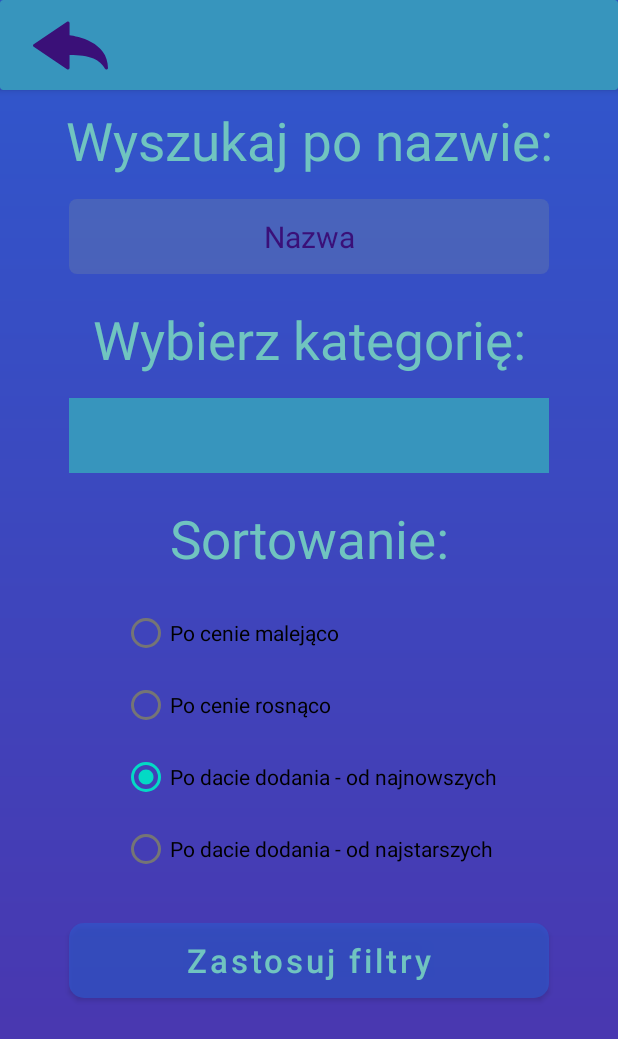
After one commit to MichalPolak01/PCMarket, an Android app: the Filtration screen opened directly, with no data from a screen before it, on a phone screen of 412 x 824 dp. The commit adds this screen. Shown: the top 1039 px of the screen. Run offline under Robolectric (Android 15) with nearby library versions, the phone set to English and light mode, and no system bars.

Commit message:
Utworzenie wyglądu i funkcji filtrowania przedmiotów

```diff
--- /dev/null
+++ b/app/src/main/java/com/example/pcmarket/Filtration.java
@@ -0,0 +1,123 @@
+package com.example.pcmarket;
+
+import android.content.Intent;
+import android.os.Bundle;
+import android.view.View;
+import android.widget.AdapterView;
+import android.widget.ArrayAdapter;
+import android.widget.Button;
+import android.widget.EditText;
+import android.widget.ImageButton;
+import android.widget.RadioButton;
+import android.widget.RadioGroup;
+import android.widget.Spinner;
+
+import androidx.appcompat.app.AppCompatActivity;
+
+public class Filtration extends AppCompatActivity {
+
+    RadioGroup radioGroup;
+    RadioButton radioButton;
+    Button applyFilters;
+    EditText name;
+
+    String checkedCategory="";
+
+    @Override
+    protected void onCreate(Bundle savedInstanceState) {
+        super.onCreate(savedInstanceState);
+        setContentView(R.layout.activity_filtration);
+
+        selector();
+
+        radioGroup = findViewById(R.id.radioGroup);
+
+        applyFilters = findViewById(R.id.applyFilters);
+        applyFilters.setOnClickListener(new View.OnClickListener() {
+            @Override
+            public void onClick(View v) {
+                int radioID = radioGroup.getCheckedRadioButtonId();
+                radioButton = findViewById(radioID);
+                String option = String.valueOf(radioButton.getText());
+                String orderBy = checkedOption(option);
+
+                name = findViewById(R.id.name);
+                String nameValue = name.getText().toString();
+
+                String whereName = "";
+                String whereCategory = "";
+                String where = "";
+                if(nameValue.length() > 0 || checkedCategory.length() > 0) {
+
+                    if(nameValue.length() > 0) {
+                        whereName = " nazwa like \'%"+nameValue+"%\'";
+                    }
+                    if(checkedCategory.length() > 0) {
+                        whereCategory = " kategoria like \'"+checkedCategory+"\'";
+                    }
+                    where = " WHERE"+ whereName+""+whereCategory;
+                }
+
+                String query = where+""+orderBy;
+
+
+                Intent intent = new Intent(Filtration.this, MainActivity.class);
+                intent.putExtra("query", query);
+                startActivity(intent);
+            }
+        });
+
+        ImageButton back = findViewById(R.id.back);
+        back.setOnClickListener(new View.OnClickListener() {
+            @Override
+            public void onClick(View v) {
+                Intent intent = new Intent(Filtration.this, MainActivity.class);
+                intent.putExtra("query", "");
+                startActivity(intent);
+            }
+        });
+    }
+
+    private void selector() {
+        String[] category = {"", "Laptop", "Monitor", "Procesor", "Karta graficzna", "Płyta główna", "Pamięć RAM", "Dysk SSD",
+                "Obudowa komputerowa", "Słuchawki", "Mysz", "Klawiatura", "Mikrofon", "Głośniki", "Router", "Kamera", "Inne"};
+
+        Spinner spinner;
+        spinner = findViewById(R.id.selector);
+
+        ArrayAdapter<String> adapter = new ArrayAdapter<String>(Filtration.this, android.R.layout.simple_spinner_item, category);
+        adapter.setDropDownViewResource(android.R.layout.simple_spinner_dropdown_item);
+        spinner.setAdapter(adapter);
+
+        spinner.setOnItemSelectedListener(new AdapterView.OnItemSelectedListener() {
+            @Override
+            public void onItemSelected(AdapterView<?> parent, View view, int position, long id) {
+                checkedCategory = parent.getItemAtPosition(position).toString();
+            }
+
+            @Override
+            public void onNothingSelected(AdapterView<?> parent) {
+
+            }
+        });
+    }
+
+    private String checkedOption(String option) {
+        String orderBy ="";
+        switch (option) {
+            case "Po cenie malejąco":
+                orderBy = " ORDER BY cena DESC";
+                break;
+            case "Po cenie rosnąco":
+                orderBy = " ORDER BY cena ASC";
+                break;
+            case "Po dacie dodania - od najnowszych":
+                orderBy = " ORDER BY data_dodania DESC";
+                break;
+            case "Po dacie dodania - od najstarszych":
+                orderBy = " ORDER BY data_dodania ASC";
+                break;
+        }
+        return orderBy;
+    }
+}
--- a/app/src/main/java/com/example/pcmarket/Login.java
+++ b/app/src/main/java/com/example/pcmarket/Login.java
@@ -1,7 +1,4 @@
 package com.example.pcmarket;
-
-import androidx.appcompat.app.ActionBar;
-import androidx.appcompat.app.AppCompatActivity;
 
 import android.content.Intent;
 import android.os.Bundle;
@@ -11,7 +8,8 @@ import android.widget.Button;
 import android.widget.TextView;
 import android.widget.Toast;
 
-import java.sql.Connection;
+import androidx.appcompat.app.AppCompatActivity;
+
 import java.sql.ResultSet;
 
 public class Login extends AppCompatActivity {
--- a/app/src/main/java/com/example/pcmarket/MyViewHolder.java
+++ b/app/src/main/java/com/example/pcmarket/MyViewHolder.java
@@ -1,6 +1,7 @@
 package com.example.pcmarket;
 
 import android.view.View;
+import android.widget.ImageButton;
 import android.widget.ImageView;
 import android.widget.TextView;
 
@@ -13,6 +14,7 @@ public class MyViewHolder extends RecyclerView.ViewHolder {
     TextView productName;
     TextView productMark;
     TextView productPrice;
+    ImageButton addToBasket;
 
 
     public MyViewHolder(@NonNull View itemView, RecyclerViewInterface recyclerViewInterface) {
@@ -22,5 +24,6 @@ public class MyViewHolder extends RecyclerView.ViewHolder {
         productName = itemView.findViewById(R.id.name);
         productMark = itemView.findViewById(R.id.mark);
         productPrice = itemView.findViewById(R.id.price);
+        addToBasket = itemView.findViewById(R.id.shoppingBasket);
     }
 }
--- a/app/src/main/java/com/example/pcmarket/ProductDetails.java
+++ b/app/src/main/java/com/example/pcmarket/ProductDetails.java
@@ -17,8 +17,6 @@ import java.util.ArrayList;
 import java.util.List;
 
 public class ProductDetails extends AppCompatActivity {
-
-
 
     @Override
     protected void onCreate(Bundle savedInstanceState) {
@@ -57,7 +55,6 @@ public class ProductDetails extends AppCompatActivity {
                 // Do zrobienia!
             }
         });
-
     }
 
     private List<Item> showProduct(String productID) {
--- /dev/null
+++ b/app/src/main/res/layout/activity_filtration.xml
@@ -0,0 +1,135 @@
+<?xml version="1.0" encoding="utf-8"?>
+<androidx.constraintlayout.widget.ConstraintLayout xmlns:android="http://schemas.android.com/apk/res/android"
+    xmlns:app="http://schemas.android.com/apk/res-auto"
+    xmlns:tools="http://schemas.android.com/tools"
+    android:layout_width="match_parent"
+    android:layout_height="match_parent"
+    tools:context=".Filtration"
+    android:background="@drawable/background">
+
+        <androidx.cardview.widget.CardView
+            android:id="@+id/toolbar"
+            android:layout_width="match_parent"
+            android:layout_height="60dp"
+            android:layout_marginBottom="5dp"
+            app:cardBackgroundColor="@color/teal"
+            app:cardElevation="3dp"
+            app:contentPadding="4dp"
+            app:layout_constraintLeft_toLeftOf="parent"
+            app:layout_constraintTop_toTopOf="parent" >
+
+            <ImageButton
+                android:id="@+id/back"
+                android:layout_width="75dp"
+                android:layout_height="60dp"
+                android:layout_marginLeft="5dp"
+                android:background="@null"
+                android:layout_gravity="left|center"
+                app:srcCompat="@drawable/back_arrow_svgrepo_com" />
+
+
+        </androidx.cardview.widget.CardView>
+
+        <TextView
+            android:id="@+id/filteringByName"
+            android:layout_width="wrap_content"
+            android:layout_height="wrap_content"
+            android:layout_marginTop="10dp"
+            android:text="Wyszukaj po nazwie:"
+            android:textSize="35dp"
+            android:textColor="@color/cyan"
+            app:layout_constraintStart_toStartOf="parent"
+            app:layout_constraintEnd_toEndOf="parent"
+            app:layout_constraintTop_toBottomOf="@id/toolbar" />
+
+        <EditText
+            android:id="@+id/name"
+            android:layout_marginTop="15dp"
+            style="@style/input"
+            android:hint="Nazwa"
+            android:textAlignment="center"
+            android:inputType="textEmailAddress"
+            app:layout_constraintEnd_toEndOf="parent"
+            app:layout_constraintStart_toStartOf="parent"
+            app:layout_constraintTop_toBottomOf="@+id/filteringByName" />
+
+        <TextView
+            android:id="@+id/selectCategory"
+            android:layout_width="wrap_content"
+            android:layout_height="wrap_content"
+            android:layout_marginTop="20dp"
+            android:text="Wybierz kategorię:"
+            android:textSize="35dp"
+            android:textColor="@color/cyan"
+            app:layout_constraintStart_toStartOf="parent"
+            app:layout_constraintEnd_toEndOf="parent"
+            app:layout_constraintTop_toBottomOf="@id/name" />
+
+        <Spinner
+            android:layout_width="320dp"
+            android:layout_height="50dp"
+            android:layout_marginTop="15dp"
+            app:layout_constraintStart_toStartOf="parent"
+            app:layout_constraintEnd_toEndOf="parent"
+            app:layout_constraintTop_toBottomOf="@id/selectCategory"
+            android:id="@+id/selector"
+            android:background="@color/teal" />
+
+        <TextView
+            android:id="@+id/selectSort"
+            android:layout_width="wrap_content"
+            android:layout_height="wrap_content"
+            android:layout_marginTop="20dp"
+            android:text="Sortowanie:"
+            android:textSize="35dp"
+            android:textColor="@color/cyan"
+            app:layout_constraintStart_toStartOf="parent"
+            app:layout_constraintEnd_toEndOf="parent"
+            app:layout_constraintTop_toBottomOf="@id/selector" />
+
+        <RadioGroup
+            android:layout_width="wrap_content"
+            android:layout_height="wrap_content"
+            android:layout_marginTop="15dp"
+            android:id="@+id/radioGroup"
+            app:layout_constraintStart_toStartOf="parent"
+            app:layout_constraintEnd_toEndOf="parent"
+            app:layout_constraintTop_toBottomOf="@id/selectSort">
+
+                <RadioButton
+                    android:id="@+id/radio1"
+                    android:layout_width="wrap_content"
+                    android:layout_height="wrap_content"
+                        android:text="Po cenie malejąco" />
+
+                <RadioButton
+                    android:id="@+id/radio2"
+                    android:layout_width="wrap_content"
+                    android:layout_height="wrap_content"
+                    android:text="Po cenie rosnąco" />
+
+                <RadioButton
+                    android:id="@+id/radio3"
+                    android:layout_width="wrap_content"
+                    android:layout_height="wrap_content"
+                    android:text="Po dacie dodania - od najnowszych"
+                    android:checked="true" />
+
+                <RadioButton
+                    android:id="@+id/radio4"
+                    android:layout_width="wrap_content"
+                    android:layout_height="wrap_content"
+                    android:text="Po dacie dodania - od najstarszych" />
+
+        </RadioGroup>
+
+        <Button
+            android:id="@+id/applyFilters"
+            android:layout_marginTop="25dp"
+            style="@style/button"
+            android:text="Zastosuj filtry"
+            app:layout_constraintStart_toStartOf="parent"
+            app:layout_constraintEnd_toEndOf="parent"
+            app:layout_constraintTop_toBottomOf="@+id/radioGroup" />
+
+</androidx.constraintlayout.widget.ConstraintLayout>
--- a/app/src/main/res/layout/item_view.xml
+++ b/app/src/main/res/layout/item_view.xml
@@ -66,6 +66,7 @@
             android:layout_marginTop="15dp"/>
 
         <ImageButton
+            android:id="@+id/shoppingBasket"
             android:layout_width="75dp"
             android:layout_height="75dp"
             app:layout_constraintBottom_toBottomOf="parent"
```
Also changed, not shown: app/src/main/AndroidManifest.xml (+7 -0 lines), app/src/main/java/com/example/pcmarket/MainActivity.java (+24 -3 lines), app/src/main/java/com/example/pcmarket/MyAdapter.java (+12 -1 lines).
